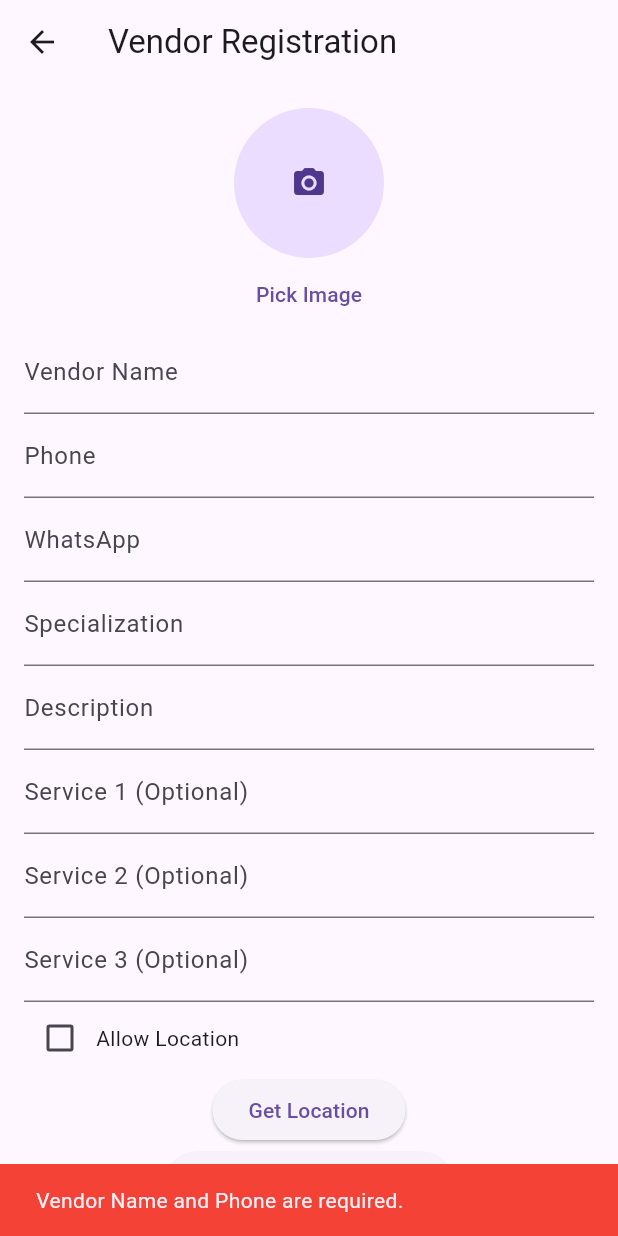
After one commit to Woofy2001/ProjectBluePrint, a Flutter app: the VendorFormScreen screen opened directly, after a tap on "Submit Advertisement", on a phone screen of 412 x 824 dp. The commit adds this screen. Run offline on Flutter 3.47's test engine with Material 3 defaults, Android fonts, the phone set to English and light mode, and no system bars; our stand-ins replace cloud_firestore, firebase_auth, firebase_core, firebase_storage, geolocator, image_picker; accounts and stored records are empty.

Commit message:
created the vendor list screen and advertistment adding form working with database

```diff
--- /dev/null
+++ b/BluePrint/frontend/lib/screens/vendor_form_screen.dart
@@ -0,0 +1,244 @@
+import 'package:firebase_auth/firebase_auth.dart';
+import 'package:firebase_core/firebase_core.dart';
+import 'package:firebase_storage/firebase_storage.dart';
+import 'package:cloud_firestore/cloud_firestore.dart';
+import 'package:flutter/material.dart';
+import 'package:image_picker/image_picker.dart';
+import 'dart:io';
+import 'package:geolocator/geolocator.dart';
+
+class VendorFormScreen extends StatefulWidget {
+  @override
+  _VendorFormScreenState createState() => _VendorFormScreenState();
+}
+
+class _VendorFormScreenState extends State<VendorFormScreen> {
+  final TextEditingController _nameController = TextEditingController();
+  final TextEditingController _phoneController = TextEditingController();
+  final TextEditingController _whatsappController = TextEditingController();
+  final TextEditingController _descriptionController = TextEditingController();
+  final TextEditingController _specializationController =
+      TextEditingController();
+
+  final TextEditingController _service1Controller = TextEditingController();
+  final TextEditingController _service2Controller = TextEditingController();
+  final TextEditingController _service3Controller = TextEditingController();
+
+  bool _locationEnabled = false;
+  Position? _currentPosition;
+  File? _image;
+  bool _isSubmitting = false;
+
+  /// ✅ **Get User Location**
+  Future<void> _getLocation() async {
+    try {
+      bool serviceEnabled = await Geolocator.isLocationServiceEnabled();
+      if (!serviceEnabled) return;
+
+      LocationPermission permission = await Geolocator.checkPermission();
+      if (permission == LocationPermission.denied) {
+        permission = await Geolocator.requestPermission();
+        if (permission == LocationPermission.denied) return;
+      }
+      if (permission == LocationPermission.deniedForever) return;
+
+      _currentPosition = await Geolocator.getCurrentPosition();
+      setState(() {});
+    } catch (e) {
+      print("🔥 Location Error: $e");
+    }
+  }
+
+  /// ✅ **Pick Image**
+  Future<void> _pickImage() async {
+    final pickedFile =
+        await ImagePicker().pickImage(source: ImageSource.gallery);
+    if (pickedFile != null) {
+      setState(() {
+        _image = File(pickedFile.path);
+      });
+    }
+  }
+
+  /// ✅ **Upload Image & Return URL**
+  Future<String> _uploadImage(File imageFile, String vendorId) async {
+    try {
+      Reference ref =
+          FirebaseStorage.instance.ref().child("vendors/$vendorId.jpg");
+      await ref.putFile(imageFile);
+      return await ref.getDownloadURL();
+    } catch (e) {
+      print("🔥 Error uploading image: $e");
+      return "";
+    }
+  }
+
+  /// ✅ **Generate Unique Vendor ID**
+  Future<String> _getNewVendorId() async {
+    try {
+      QuerySnapshot snapshot =
+          await FirebaseFirestore.instance.collection("vendors").get();
+      int nextId = snapshot.docs.length + 1;
+      return "vendorId$nextId";
+    } catch (e) {
+      print("🔥 Error generating Vendor ID: $e");
+      return "vendorId999"; // Fallback ID
+    }
+  }
+
+  /// ✅ **Submit Form**
+  Future<void> _submitForm() async {
+    if (_nameController.text.isEmpty || _phoneController.text.isEmpty) {
+      ScaffoldMessenger.of(context).showSnackBar(SnackBar(
+        content: Text("Vendor Name and Phone are required."),
+        backgroundColor: Colors.red,
+      ));
+      return;
+    }
+
+    setState(() {
+      _isSubmitting = true;
+    });
+
+    String? userId = FirebaseAuth.instance.currentUser?.uid;
+    if (userId == null) {
+      ScaffoldMessenger.of(context).showSnackBar(SnackBar(
+        content: Text("User not logged in."),
+        backgroundColor: Colors.red,
+      ));
+      setState(() {
+        _isSubmitting = false;
+      });
+      return;
+    }
+
+    String vendorId = await _getNewVendorId();
+    String imageUrl = "";
+
+    if (_image != null) {
+      imageUrl = await _uploadImage(_image!, vendorId);
+    }
+
+    List<String> services = [];
+    if (_service1Controller.text.isNotEmpty)
+      services.add(_service1Controller.text);
+    if (_service2Controller.text.isNotEmpty)
+      services.add(_service2Controller.text);
+    if (_service3Controller.text.isNotEmpty)
+      services.add(_service3Controller.text);
+
+    Map<String, dynamic> vendorData = {
+      "name": _nameController.text,
+      "phone": _phoneController.text,
+      "whatsapp": _whatsappController.text,
+      "specialization": _specializationController.text,
+      "description": _descriptionController.text,
+      "services": services,
+      "latitude": _locationEnabled && _currentPosition != null
+          ? _currentPosition!.latitude
+          : null,
+      "longitude": _locationEnabled && _currentPosition != null
+          ? _currentPosition!.longitude
+          : null,
+      "imageUrl": imageUrl,
+      "ownerId": userId,
+    };
+
+    try {
+      await FirebaseFirestore.instance
+          .collection("vendors")
+          .doc(vendorId)
+          .set(vendorData);
+      ScaffoldMessenger.of(context).showSnackBar(SnackBar(
+        content: Text("Advertisement Submitted Successfully!"),
+        backgroundColor: Colors.green,
+      ));
+      _resetForm();
+    } catch (e) {
+      print("🔥 Firestore Write Error: $e");
+      ScaffoldMessenger.of(context).showSnackBar(SnackBar(
+        content: Text("Error submitting advertisement."),
+        backgroundColor: Colors.red,
+      ));
+    }
+
+    setState(() {
+      _isSubmitting = false;
+    });
+  }
+
+  /// ✅ **Reset Form After Submission**
+  void _resetForm() {
+    _nameController.clear();
+    _phoneController.clear();
+    _whatsappController.clear();
+    _specializationController.clear();
+    _descriptionController.clear();
+    _service1Controller.clear();
+    _service2Controller.clear();
+    _service3Controller.clear();
+    setState(() {
+      _image = null;
+      _currentPosition = null;
+      _locationEnabled = false;
+    });
+  }
+
+  @override
+  Widget build(BuildContext context) {
+    return Scaffold(
+      appBar: AppBar(title: Text("Vendor Registration")),
+      body: Padding(
+        padding: EdgeInsets.all(16.0),
+        child: Column(
+          children: [
+            _image != null
+                ? CircleAvatar(backgroundImage: FileImage(_image!), radius: 50)
+                : CircleAvatar(child: Icon(Icons.camera_alt), radius: 50),
+            TextButton(onPressed: _pickImage, child: Text("Pick Image")),
+            TextField(
+                controller: _nameController,
+                decoration: InputDecoration(labelText: "Vendor Name")),
+            TextField(
+                controller: _phoneController,
+                decoration: InputDecoration(labelText: "Phone")),
+            TextField(
+                controller: _whatsappController,
+                decoration: InputDecoration(labelText: "WhatsApp")),
+            TextField(
+                controller: _specializationController,
+                decoration: InputDecoration(labelText: "Specialization")),
+            TextField(
+                controller: _descriptionController,
+                decoration: InputDecoration(labelText: "Description")),
+            TextField(
+                controller: _service1Controller,
+                decoration: InputDecoration(labelText: "Service 1 (Optional)")),
+            TextField(
+                controller: _service2Controller,
+                decoration: InputDecoration(labelText: "Service 2 (Optional)")),
+            TextField(
+                controller: _service3Controller,
+                decoration: InputDecoration(labelText: "Service 3 (Optional)")),
+            Row(
+              children: [
+                Checkbox(
+                    value: _locationEnabled,
+                    onChanged: (value) =>
+                        setState(() => _locationEnabled = value!)),
+                Text("Allow Location"),
+              ],
+            ),
+            ElevatedButton(
+                onPressed: _getLocation, child: Text("Get Location")),
+            ElevatedButton(
+                onPressed: _submitForm,
+                child: _isSubmitting
+                    ? CircularProgressIndicator()
+                    : Text("Submit Advertisement")),
+          ],
+        ),
+      ),
+    );
+  }
+}
--- a/BluePrint/frontend/pubspec.yaml
+++ b/BluePrint/frontend/pubspec.yaml
@@ -22,6 +22,8 @@ dependencies:
   firebase_messaging: any
   geolocator: any
   url_launcher: ^6.1.11
+  firebase_storage: ^12.4.4
+  image_picker: ^1.1.2
 
 dev_dependencies:
   flutter_test:
```
Also changed, not shown: BluePrint/frontend/lib/main.dart (+35 -5 lines), BluePrint/frontend/lib/screens/success_screen.dart (added, +36 -0 lines), BluePrint/frontend/lib/screens/vendor_list_screen.dart (+125 -92 lines), BluePrint/frontend/lib/screens/verification_screen.dart (added, +91 -0 lines), BluePrint/frontend/lib/services/upload_vendor_image.dart (+12 -14 lines), BluePrint/frontend/pubspec.lock, 5 other files.
